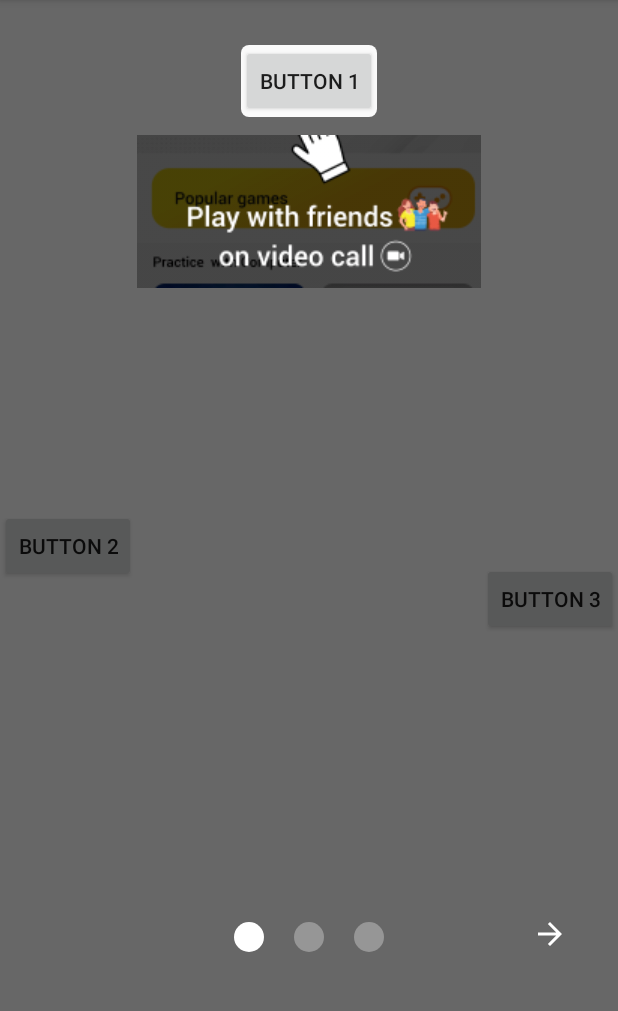
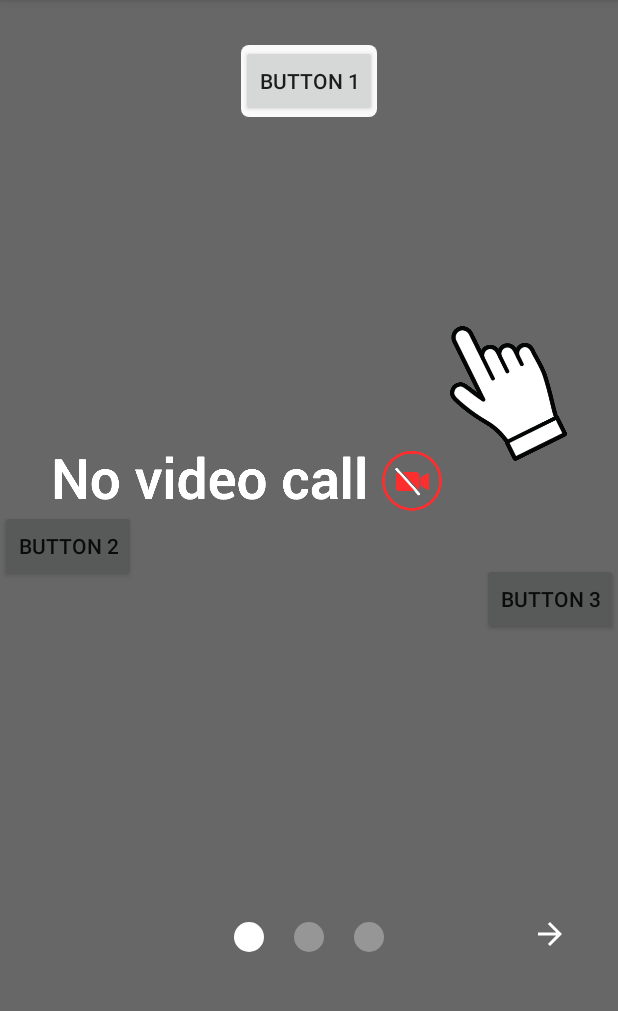
Before and after one commit to gbashish12556/CoachMarkModified, an Android app: the screen it shows after launch (MainActivity), on a phone screen of 412 x 824 dp, the part 84-1095 px from its top. Run offline under Robolectric (Android 15) with nearby library versions, the phone set to English and light mode, and no system bars.

Commit message:
added basic image

```diff
--- a/app/src/main/java/com/android/app/coachmark/MainActivity.kt
+++ b/app/src/main/java/com/android/app/coachmark/MainActivity.kt
@@ -34,7 +34,7 @@ class MainActivity : AppCompatActivity() {
             .setOverlayTargetView(button_1)
             .setInfoViewBuilder(
                 CoachMarkInfo.Builder(this)
-                    .setDrawable(getDrawable(R.drawable.dummy))
+                    .setDrawable(getDrawable(R.drawable.game_one))
                     .setMargin(30, -5, 30, 30)
             ).setSkipButtonBuilder(
                 CoachMarkSkipButton.Builder(this)
@@ -49,9 +49,9 @@ class MainActivity : AppCompatActivity() {
         coachMarkSequence.addItem(coachMarkBuilder, true)
 
         coachMarkSequence.setSequenceConfig(coachMarkConfig)
-        coachMarkSequence.addItem(button_2, getDrawable(R.drawable.dummy))
+        coachMarkSequence.addItem(button_2, getDrawable(R.drawable.game_one))
 
-        coachMarkSequence.addItem(button_3, getDrawable(R.drawable.dummy))
+        coachMarkSequence.addItem(button_3, getDrawable(R.drawable.game_two))
 
         coachMarkSequence.setSequenceListener(object : SequenceListener {
             override fun onNextItem(coachMark: CoachMarkOverlay, coachMarkSeq: CoachMarkSequence) {
--- a/coachmark/src/main/java/com/android/library/coachmark/components/CoachMarkInfo.kt
+++ b/coachmark/src/main/java/com/android/library/coachmark/components/CoachMarkInfo.kt
@@ -78,8 +78,8 @@ class CoachMarkInfo : ImageView {
             Utils.dpToPx(mContext, 4).roundToInt()
         )
         private var mTextSize: Float = 16f
-        private var mInfoViewWidth: Int = FrameLayout.LayoutParams.MATCH_PARENT
-        private var mInfoViewHeight: Int = FrameLayout.LayoutParams.WRAP_CONTENT
+        private var mInfoViewWidth: Int = 50
+        private var mInfoViewHeight: Int = 20
         private var mInfoViewGravity: Gravity = Gravity.BOTTOM
         private var mInfoViewCenterAlignment: Boolean = false
         private var mAttachedToTarget: Boolean = false
```
Also changed, not shown: app/src/main/res/drawable/game_one.png (added), app/src/main/res/drawable/game_two.png (added), app/src/main/res/drawable/game_zero.png (added).
